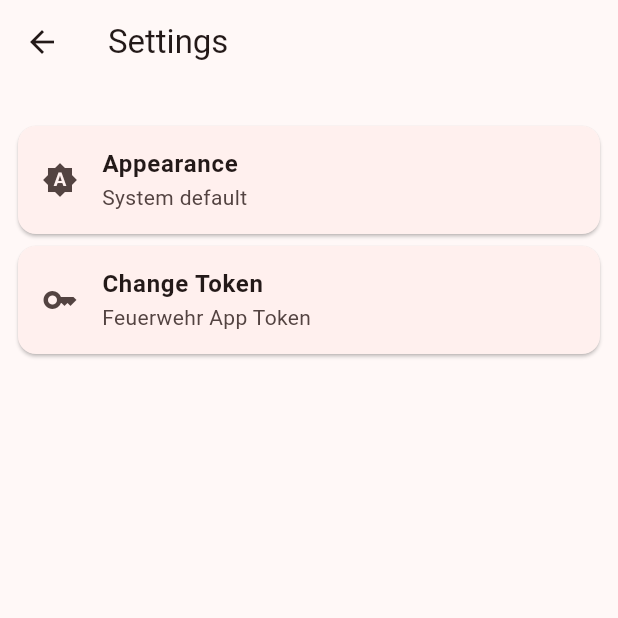
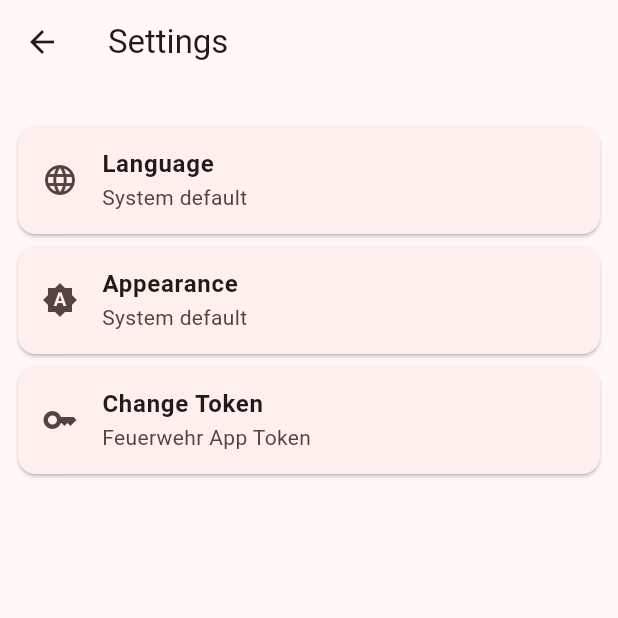
Before and after one commit to tformatix/cpd-resq-tools, a Flutter app: the screen it shows after launch, after a tap on "Later", after a tap on the "settings" icon, on a phone screen of 412 x 824 dp, the top half of it. Run offline on Flutter 3.47's test engine with Material 3 defaults, Android fonts, the phone set to English and light mode, and no system bars; our stand-ins replace camera, diacritic, flutter_bloc, flutter_secure_storage, sensors_plus, shared_preferences; missing offline and left inert: fuzzywuzzy, google_mlkit_commons, google_mlkit_text_recognition, syncfusion_flutter_pdfviewer; generated files the repository leaves out were written again.

Commit message:
GH-76: add language selection to settings (#93)
* GH-76: add language selection to settings

* GH-76: apply requested changes

```diff
--- a/resq_tools/lib/blocs/settings_cubit.dart
+++ b/resq_tools/lib/blocs/settings_cubit.dart
@@ -4,11 +4,15 @@ import 'package:resq_tools/repositories/settings_repository.dart';
 
 class SettingsState {
   final ThemeMode themeMode;
+  final Locale? languageLocale;
 
-  const SettingsState({required this.themeMode});
+  const SettingsState({required this.themeMode, required this.languageLocale});
 
-  SettingsState copyWith({ThemeMode? themeMode}) {
-    return SettingsState(themeMode: themeMode ?? this.themeMode);
+  SettingsState copyWith({ThemeMode? themeMode, Locale? languageLocale}) {
+    return SettingsState(
+      themeMode: themeMode ?? this.themeMode,
+      languageLocale: languageLocale ?? this.languageLocale,
+    );
   }
 }
 
@@ -16,7 +20,9 @@ class SettingsCubit extends Cubit<SettingsState> {
   final SettingsRepository repository;
 
   SettingsCubit(this.repository)
-    : super(const SettingsState(themeMode: ThemeMode.system)) {
+    : super(
+        const SettingsState(themeMode: ThemeMode.system, languageLocale: null),
+      ) {
     _loadSettings();
   }
 
@@ -25,9 +31,15 @@ class SettingsCubit extends Cubit<SettingsState> {
     emit(savedState);
   }
 
-  void setThemeMode(ThemeMode mode) {
+  Future<void> setThemeMode(ThemeMode mode) async {
     final newState = state.copyWith(themeMode: mode);
-    repository.saveSettings(newState);
+    await repository.saveTheme(newState);
+    emit(newState);
+  }
+
+  Future<void> setLanguage(Locale locale) async {
+    final newState = state.copyWith(languageLocale: locale);
+    await repository.saveLanguage(newState);
     emit(newState);
   }
 }
--- a/resq_tools/lib/constants/shared_pref_keys.dart
+++ b/resq_tools/lib/constants/shared_pref_keys.dart
@@ -1,3 +1,4 @@
 class SharedPrefsKeys {
   static const String themeMode = 'theme_mode';
+  static const String language = 'language';
 }
--- a/resq_tools/lib/l10n/app_de.arb
+++ b/resq_tools/lib/l10n/app_de.arb
@@ -92,10 +92,13 @@
   "onboarding_set_token_later": "Später",
   "onboarding_demo_system": "Demosystem",
 
+  "settings_item_label_system_default": "Systemstandard",
   "settings_item_change_token": "Token ändern",
   "settings_item_change_token_subtitle": "Feuerwehr App Token",
   "settings_item_theme": "Darstellung",
-  "settings_item_theme_system_default": "Systemstandard",
   "settings_item_theme_light": "Hell",
-  "settings_item_theme_dark": "Dunkel"
+  "settings_item_theme_dark": "Dunkel",
+  "settings_item_language": "Sprache",
+  "settings_item_language_english": "Englisch",
+  "settings_item_language_german": "Deutsch"
 }
--- a/resq_tools/lib/l10n/app_en.arb
+++ b/resq_tools/lib/l10n/app_en.arb
@@ -92,10 +92,13 @@
   "onboarding_set_token_later": "Later",
   "onboarding_demo_system": "Demo system",
 
+  "settings_item_label_system_default": "System default",
   "settings_item_change_token": "Change Token",
   "settings_item_change_token_subtitle": "Feuerwehr App Token",
   "settings_item_theme": "Appearance",
-  "settings_item_theme_system_default": "System default",
   "settings_item_theme_light": "Light",
-  "settings_item_theme_dark": "Dark"
+  "settings_item_theme_dark": "Dark",
+  "settings_item_language": "Language",
+  "settings_item_language_english": "English",
+  "settings_item_language_german": "German"
 }
--- a/resq_tools/lib/main.dart
+++ b/resq_tools/lib/main.dart
@@ -65,12 +65,13 @@ class ResQToolsApp extends StatelessWidget {
         BlocProvider(create: (_) => SettingsCubit(settingsRepository)),
       ],
       child: BlocBuilder<SettingsCubit, SettingsState>(
-        buildWhen: (prev, curr) => prev.themeMode != curr.themeMode,
+        buildWhen: (prev, curr) => prev.hashCode != curr.hashCode,
         builder: (context, state) {
           return MaterialApp(
             title: 'ResQTools',
             localizationsDelegates: localizationsDelegates,
             supportedLocales: L10n.all,
+            locale: state.languageLocale,
             theme: ResQToolsTheme.lightTheme,
             darkTheme: ResQToolsTheme.darkTheme,
             themeMode: state.themeMode,
--- a/resq_tools/lib/models/common/bottom_sheet_item.dart
+++ b/resq_tools/lib/models/common/bottom_sheet_item.dart
@@ -2,13 +2,13 @@ import 'package:flutter/material.dart';
 
 class BottomSheetItem {
   final String title;
-  final IconData icon;
+  final IconData? icon;
   final bool isSelected;
   final VoidCallback onTap;
 
   BottomSheetItem({
     required this.title,
-    required this.icon,
+    this.icon,
     required this.isSelected,
     required this.onTap,
   });
--- a/resq_tools/lib/repositories/settings_repository.dart
+++ b/resq_tools/lib/repositories/settings_repository.dart
@@ -2,6 +2,8 @@ import 'package:flutter/material.dart';
 import 'package:resq_tools/blocs/settings_cubit.dart';
 import 'package:resq_tools/constants/shared_pref_keys.dart';
 import 'package:shared_preferences/shared_preferences.dart';
+
+const languageSystemDefault = 'system';
 
 class SettingsRepository {
   Future<SettingsState> loadSettings() async {
@@ -14,14 +16,30 @@ class SettingsRepository {
       orElse: () => ThemeMode.system,
     );
 
-    return SettingsState(themeMode: theme);
+    final languageLocaleString =
+        sharedPrefs.getString(SharedPrefsKeys.language) ??
+        languageSystemDefault;
+    var languageLocale =
+        languageLocaleString == languageSystemDefault
+            ? null
+            : Locale.fromSubtags(languageCode: languageLocaleString);
+
+    return SettingsState(themeMode: theme, languageLocale: languageLocale);
   }
 
-  Future<void> saveSettings(SettingsState state) async {
+  Future<void> saveTheme(SettingsState state) async {
     final sharedPrefs = await SharedPreferences.getInstance();
     await sharedPrefs.setString(
       SharedPrefsKeys.themeMode,
       state.themeMode.name,
     );
   }
+
+  Future<void> saveLanguage(SettingsState state) async {
+    final sharedPrefs = await SharedPreferences.getInstance();
+    await sharedPrefs.setString(
+      SharedPrefsKeys.language,
+      state.languageLocale?.languageCode ?? languageSystemDefault,
+    );
+  }
 }
--- a/resq_tools/lib/screens/settings_screen.dart
+++ b/resq_tools/lib/screens/settings_screen.dart
@@ -29,6 +29,14 @@ class _SettingsScreenState extends State<SettingsScreen> {
 
   Widget _getSettingsWidget(BuildContext context, SettingsState state) {
     final settingsItems = <SettingsItem>[
+      SettingsItem(
+        title: '${context.l10n?.settings_item_language}',
+        subtitle:
+            state.languageLocale?.localizedName(context) ??
+            '${context.l10n?.settings_item_label_system_default}',
+        icon: Icons.language,
+        onTap: () => _showLanguageBottomSheet(context, state),
+      ),
       SettingsItem(
         title: '${context.l10n?.settings_item_theme}',
         subtitle: state.themeMode.localizedName(context),
@@ -73,7 +81,7 @@ class _SettingsScreenState extends State<SettingsScreen> {
   void _showThemeBottomSheet(BuildContext context, SettingsState state) {
     final items = <ThemeMode, (String title, IconData icon)>{
       ThemeMode.system: (
-        '${context.l10n?.settings_item_theme_system_default}',
+        '${context.l10n?.settings_item_label_system_default}',
         _getThemeIcon(ThemeMode.system),
       ),
       ThemeMode.light: (
@@ -117,4 +125,32 @@ class _SettingsScreenState extends State<SettingsScreen> {
     ThemeMode.light => Icons.light_mode,
     ThemeMode.dark => Icons.dark_mode,
   };
+
+  void _showLanguageBottomSheet(BuildContext context, SettingsState state) {
+    final items = <Locale>{
+      const Locale('de'),
+      const Locale('en'),
+    };
+
+    final currentLocale = state.languageLocale;
+    final bottomSheetItems =
+        items.map((locale) {
+          return BottomSheetItem(
+            title: locale.localizedName(context),
+            isSelected: currentLocale?.languageCode == locale.languageCode,
+            onTap: () {
+              context.read<SettingsCubit>().setLanguage(locale);
+              Navigator.pop(context);
+            },
+          );
+        }).toList();
+
+    showModalBottomSheet(
+      context: context,
+      showDragHandle: true,
+      builder: (context) {
+        return BottomSheetList(items: bottomSheetItems);
+      },
+    );
+  }
 }
--- a/resq_tools/lib/utils/extensions.dart
+++ b/resq_tools/lib/utils/extensions.dart
@@ -8,9 +8,19 @@ extension BuildContextExtension on BuildContext {
 extension LocalizedThemeMode on ThemeMode {
   String localizedName(BuildContext context) {
     return switch (this) {
-      ThemeMode.system => '${context.l10n?.settings_item_theme_system_default}',
+      ThemeMode.system => '${context.l10n?.settings_item_label_system_default}',
       ThemeMode.light => '${context.l10n?.settings_item_theme_light}',
       ThemeMode.dark => '${context.l10n?.settings_item_theme_dark}',
     };
   }
 }
+
+extension LocalizedLanguageOption on Locale {
+  String localizedName(BuildContext context) {
+    return switch (languageCode) {
+      'de' => '${context.l10n?.settings_item_language_german}',
+      'en' => '${context.l10n?.settings_item_language_english}',
+      _ => '${context.l10n?.settings_item_label_system_default}',
+    };
+  }
+}
--- a/resq_tools/lib/widgets/bottom_sheet_list.dart
+++ b/resq_tools/lib/widgets/bottom_sheet_list.dart
@@ -14,7 +14,7 @@ class BottomSheetList extends StatelessWidget {
         children:
             items.map((item) {
               return ListTile(
-                leading: Icon(item.icon),
+                leading: item.icon != null ? Icon(item.icon) : null,
                 selected: item.isSelected,
                 title: Text(item.title),
                 trailing: item.isSelected ? const Icon(Icons.check) : null,
```
